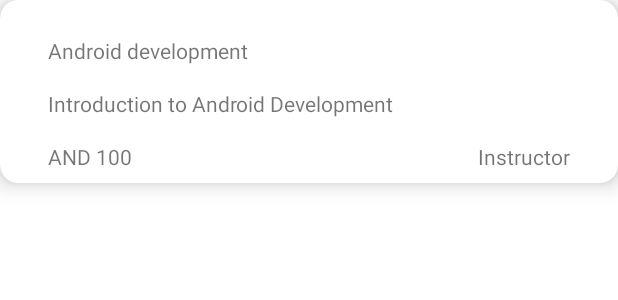
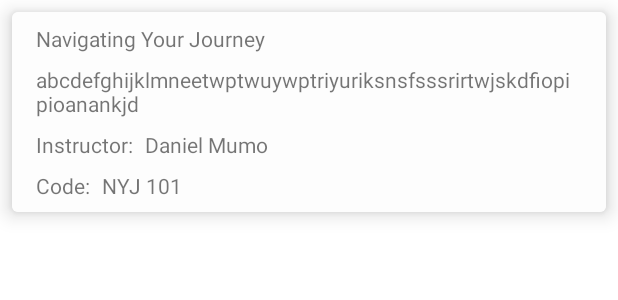
Before and after one commit to irenenyatichi/Kotlin-Student-Registration-System, an Android app: the layout course_list_item.xml on its own in the app's theme, with its tools: preview values and no code run, on a phone screen of 412 x 824 dp. Shown: the top 300 px of the screen. Run offline under Robolectric (Android 15) with nearby library versions, the phone set to English and light mode, and no system bars.

Commit message:
Update course_list_item.xml

```diff
--- a/app/src/main/res/layout/course_list_item.xml
+++ b/app/src/main/res/layout/course_list_item.xml
@@ -4,54 +4,77 @@
     xmlns:tools="http://schemas.android.com/tools"
     android:layout_width="match_parent"
     android:layout_height="wrap_content"
-    app:cardCornerRadius="12dp"
-    app:cardElevation="9dp">
+    android:layout_margin="8dp"
+    app:cardCornerRadius="4dp"
+    app:cardElevation="8dp">
 
     <androidx.constraintlayout.widget.ConstraintLayout
         android:layout_width="match_parent"
-        android:layout_height="wrap_content"
-        android:layout_margin="8dp"
-        android:elevation="8dp">
+        android:layout_height="match_parent"
+        android:background="#FDFDFD">
 
         <TextView
-            android:id="@+id/tvcourseName"
+            android:id="@+id/tvCourseName"
             android:layout_width="wrap_content"
             android:layout_height="wrap_content"
-            android:layout_marginStart="24dp"
-            android:layout_marginTop="16dp"
+            android:layout_marginStart="16dp"
+            android:layout_marginTop="8dp"
+            android:text="Navigating Your Journey"
             app:layout_constraintStart_toStartOf="parent"
-            app:layout_constraintTop_toTopOf="parent"
-            tools:text="Android development" />
+            app:layout_constraintTop_toTopOf="parent" />
 
         <TextView
-            android:id="@+id/tvdescription"
+            android:id="@+id/tvDescription"
+            android:layout_width="0dp"
+            android:layout_height="wrap_content"
+            android:layout_marginStart="16dp"
+            android:layout_marginTop="8dp"
+            android:layout_marginEnd="16dp"
+            android:text="abcdefghijklmneetwptwuywptriyuriksnsfsssrirtwjskdfiopipioanankjd"
+            app:layout_constraintEnd_toEndOf="parent"
+            app:layout_constraintStart_toStartOf="parent"
+            app:layout_constraintTop_toBottomOf="@+id/tvCourseName" />
+
+        <TextView
+            android:id="@+id/textView4"
             android:layout_width="wrap_content"
             android:layout_height="wrap_content"
-            android:layout_marginStart="24dp"
-            android:layout_marginTop="16dp"
+            android:layout_marginStart="16dp"
+            android:layout_marginTop="8dp"
+            android:text="Instructor:"
             app:layout_constraintStart_toStartOf="parent"
-            app:layout_constraintTop_toBottomOf="@+id/tvcourseName"
-            tools:text="Introduction to Android Development" />
+            app:layout_constraintTop_toBottomOf="@+id/tvDescription" />
 
         <TextView
-            android:id="@+id/tvcourseCode"
+            android:id="@+id/tvInstructor"
             android:layout_width="wrap_content"
             android:layout_height="wrap_content"
-            android:layout_marginStart="24dp"
-            android:layout_marginTop="16dp"
-            app:layout_constraintStart_toStartOf="parent"
-            app:layout_constraintTop_toBottomOf="@+id/tvdescription"
-            tools:text="AND 100" />
+            android:layout_marginStart="8dp"
+            android:text="Daniel Mumo"
+            app:layout_constraintBottom_toBottomOf="@+id/textView4"
+            app:layout_constraintStart_toEndOf="@+id/textView4"
+            app:layout_constraintTop_toTopOf="@+id/textView4" />
 
         <TextView
-            android:id="@+id/tvinstructor"
+            android:id="@+id/textView6"
             android:layout_width="wrap_content"
             android:layout_height="wrap_content"
-            android:layout_marginEnd="24dp"
-            app:layout_constraintBottom_toBottomOf="@+id/tvcourseCode"
-            app:layout_constraintEnd_toEndOf="parent"
-            app:layout_constraintTop_toTopOf="@+id/tvcourseCode"
-            tools:text="Instructor" />
+            android:layout_marginStart="16dp"
+            android:layout_marginTop="8dp"
+            android:layout_marginBottom="8dp"
+            android:text="Code:"
+            app:layout_constraintBottom_toBottomOf="parent"
+            app:layout_constraintStart_toStartOf="parent"
+            app:layout_constraintTop_toBottomOf="@+id/textView4" />
 
+        <TextView
+            android:id="@+id/tvCode"
+            android:layout_width="wrap_content"
+            android:layout_height="wrap_content"
+            android:layout_marginStart="8dp"
+            android:text="NYJ 101"
+            app:layout_constraintBottom_toBottomOf="@+id/textView6"
+            app:layout_constraintStart_toEndOf="@+id/textView6"
+            app:layout_constraintTop_toTopOf="@+id/textView6" />
     </androidx.constraintlayout.widget.ConstraintLayout>
 </androidx.cardview.widget.CardView>
```
